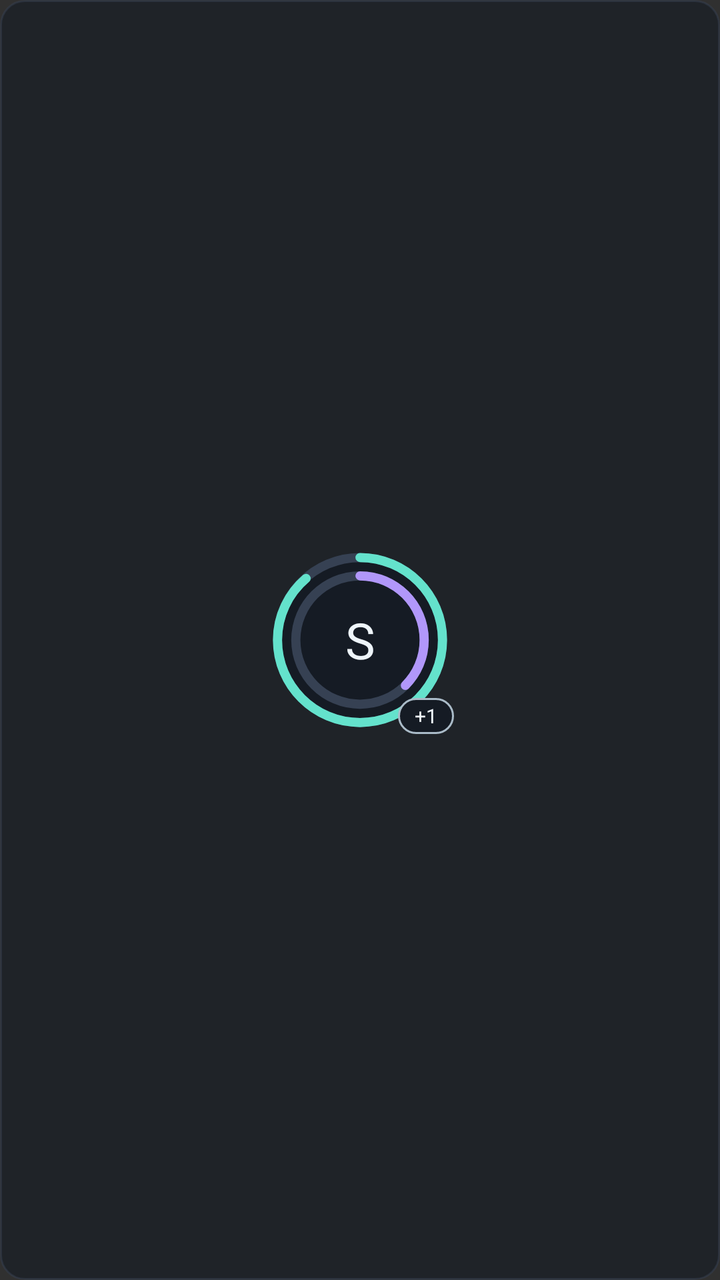
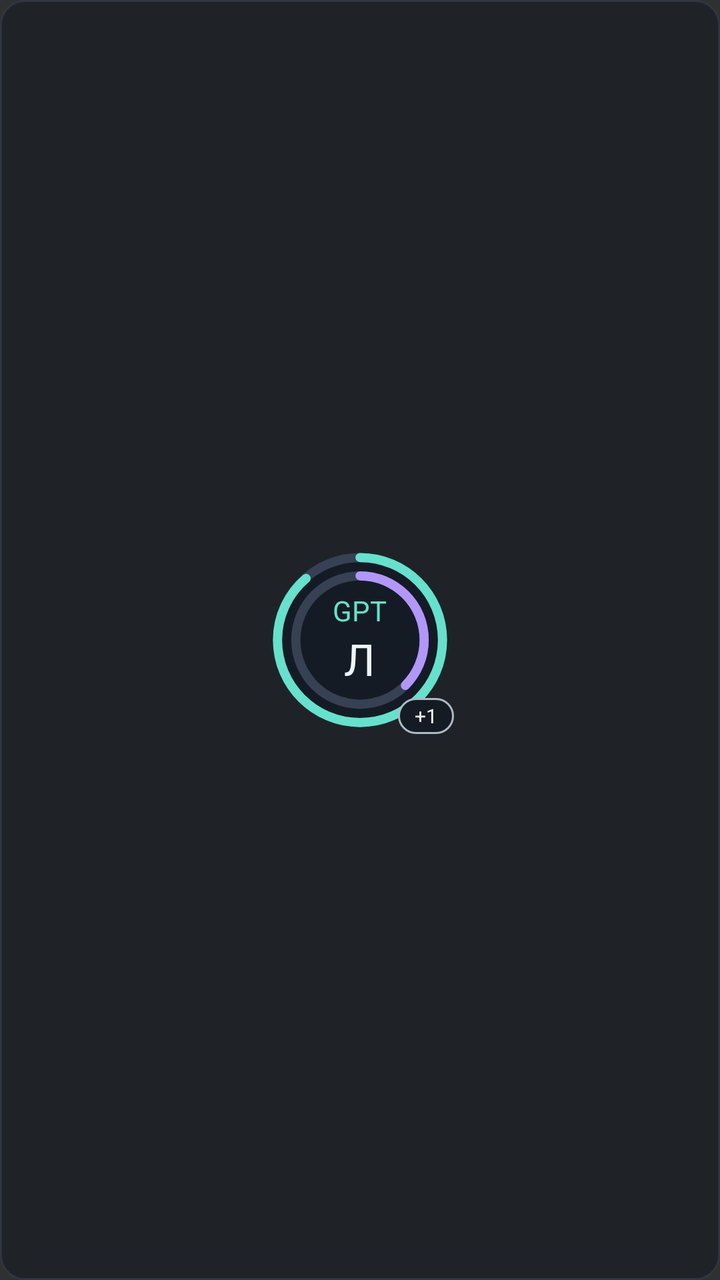

The first picture is an Android layout as it rendered before a commit; the second is the same layout after the commit. The layout source and the unified diff follow.
<!-- AndroidManifest.xml: application theme android:Theme.Material.NoActionBar -->
<!-- res/layout/widget_icons_preview.xml -->
<LinearLayout xmlns:android="http://schemas.android.com/apk/res/android"
    android:layout_width="match_parent"
    android:layout_height="match_parent"
    android:background="@drawable/widget_icons_background"
    android:gravity="center"
    android:orientation="horizontal">
    <FrameLayout android:layout_width="94dp" android:layout_height="94dp">
        <TextView
            android:layout_width="88dp"
            android:layout_height="88dp"
            android:layout_gravity="center"
            android:background="@drawable/widget_preview_ring"
            android:gravity="center"
            android:text="S"
            android:textColor="#EEF5FA"
            android:textSize="25sp" />
        <TextView
            android:layout_width="28dp"
            android:layout_height="18dp"
            android:layout_gravity="end|bottom"
            android:background="@drawable/widget_icon_badge"
            android:gravity="center"
            android:text="+1"
            android:textColor="#EEF5FA"
            android:textSize="10sp" />
    </FrameLayout>
</LinearLayout>
<!-- resources referenced by this layout -->
<resources>
  <!-- drawable widget_icon_badge (drawable) -->
  <shape xmlns:android="http://schemas.android.com/apk/res/android">
      <solid android:color="#151B24" />
      <stroke android:width="1dp" android:color="#AABBC8" />
      <corners android:radius="9dp" />
  </shape>
  <!-- drawable widget_icons_background (drawable) -->
  <shape xmlns:android="http://schemas.android.com/apk/res/android">
      <solid android:color="#99151B24" />
      <stroke android:width="1dp" android:color="#80364153" />
      <corners android:radius="12dp" />
  </shape>
  <!-- drawable widget_preview_ring (drawable) -->
  <vector xmlns:android="http://schemas.android.com/apk/res/android"
      android:width="48dp"
      android:height="48dp"
      android:viewportWidth="48"
      android:viewportHeight="48">
      <path android:fillColor="#151B24" android:strokeColor="#364153"
          android:strokeWidth="2.5" android:pathData="M24,1.5 C36.43,1.5 46.5,11.57 46.5,24 C46.5,36.43 36.43,46.5 24,46.5 C11.57,46.5 1.5,36.43 1.5,24 C1.5,11.57 11.57,1.5 24,1.5" />
      <path android:fillColor="#00000000" android:strokeColor="#64E2CC"
          android:strokeWidth="2.5" android:strokeLineCap="round"
          android:pathData="M24,1.5 C36.43,1.5 46.5,11.57 46.5,24 C46.5,36.43 36.43,46.5 24,46.5 C11.57,46.5 1.5,36.43 1.5,24 C1.5,17.3 4.5,11.3 9.3,7.2" />
      <path android:fillColor="#00000000" android:strokeColor="#364153"
          android:strokeWidth="2.5" android:pathData="M24,6.5 C33.66,6.5 41.5,14.34 41.5,24 C41.5,33.66 33.66,41.5 24,41.5 C14.34,41.5 6.5,33.66 6.5,24 C6.5,14.34 14.34,6.5 24,6.5" />
      <path android:fillColor="#00000000" android:strokeColor="#B197FA"
          android:strokeWidth="2.5" android:strokeLineCap="round"
          android:pathData="M24,6.5 C33.66,6.5 41.5,14.34 41.5,24 C41.5,28.83 39.54,33.2 36.37,36.37" />
  </vector>
</resources>

<!-- the commit's change to res/layout/widget_icons_preview.xml (unified diff, before → after) -->
@@ -5,15 +5,26 @@
     android:gravity="center"
     android:orientation="horizontal">
     <FrameLayout android:layout_width="94dp" android:layout_height="94dp">
-        <TextView
+        <LinearLayout
             android:layout_width="88dp"
             android:layout_height="88dp"
             android:layout_gravity="center"
             android:background="@drawable/widget_preview_ring"
             android:gravity="center"
-            android:text="S"
-            android:textColor="#EEF5FA"
-            android:textSize="25sp" />
+            android:orientation="vertical">
+            <TextView
+                android:layout_width="wrap_content"
+                android:layout_height="wrap_content"
+                android:text="GPT"
+                android:textColor="#64E2CC"
+                android:textSize="14sp" />
+            <TextView
+                android:layout_width="wrap_content"
+                android:layout_height="wrap_content"
+                android:text="Л"
+                android:textColor="#EEF5FA"
+                android:textSize="22sp" />
+        </LinearLayout>
         <TextView
             android:layout_width="28dp"
             android:layout_height="18dp"
